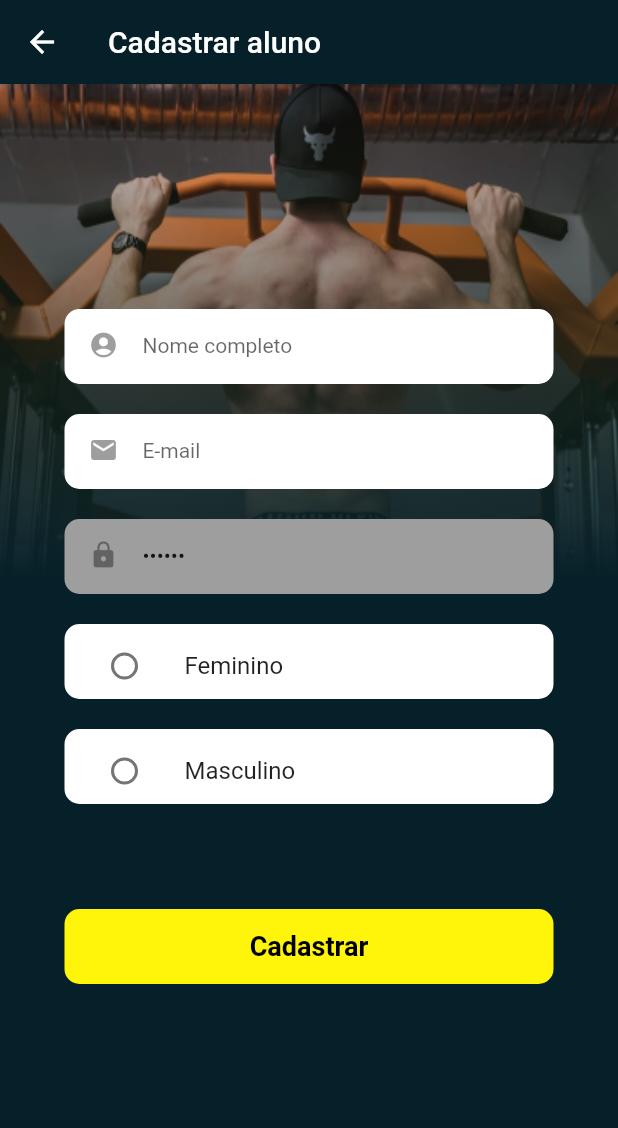
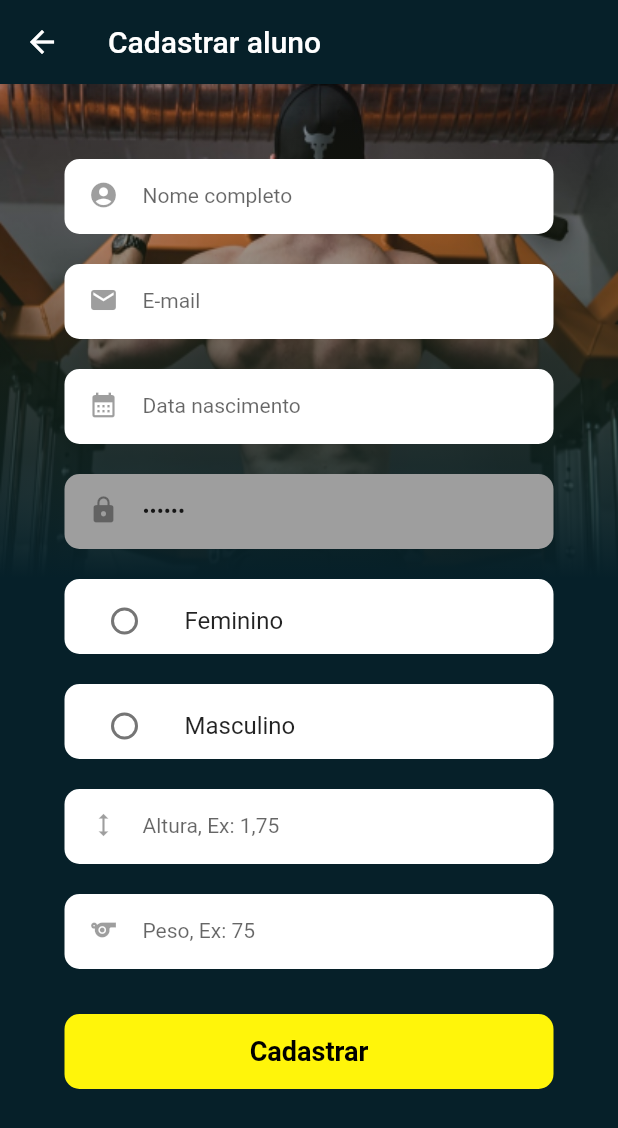
Before and after one commit to Diego-amd/apoio_forca_treino, a Flutter app: the CadastroAluno screen opened by its route, on a phone screen of 412 x 824 dp. Shown: the top 1128 px of the screen. Run offline on Flutter 3.47's test engine with Material 2 defaults, Android fonts, the light colour scheme and no system bars; our stand-ins replace cloud_firestore, firebase_auth, firebase_core, firebase_storage, shared_preferences; accounts and stored records are empty.

Commit message:
Datanasc,Altura,Peso cad aluno

```diff
--- a/lib/model/aluno.model.dart
+++ b/lib/model/aluno.model.dart
@@ -1,17 +1,22 @@
 class AlunoModel {
   String? nomeCompleto;
+  DateTime? datanasc;
   String? email = '';
   String? senha = '';
-  bool? ativo = true;
+  num? altura = 0.0;
+  num? peso = 0.0;
   String? sexo = '';
 
-  AlunoModel(this.nomeCompleto, this.email, this.senha, this.ativo, this.sexo);
+  AlunoModel(this.nomeCompleto, this.datanasc, this.email, this.senha,
+      this.altura, this.peso, this.sexo);
 
   AlunoModel.fromMap(Map<String, dynamic> map) {
     nomeCompleto = map["nomeCompleto"];
+    datanasc = map["datanasc"];
     email = map["email"];
     senha = map["senha"];
-    ativo = map["ativo"];
+    altura = map["altura"];
+    peso = map["peso"];
     sexo = map["sexo"];
   }
 }
--- a/lib/view/admin/cad.alunos.view.dart
+++ b/lib/view/admin/cad.alunos.view.dart
@@ -16,8 +16,11 @@ class _CadastroAlunoState extends State<CadastroAluno> {
   int checkedSexo = -1;
 
   TextEditingController nome = TextEditingController();
+  TextEditingController datanasc = TextEditingController();
   TextEditingController email = TextEditingController();
   TextEditingController senha = TextEditingController();
+  TextEditingController altura = TextEditingController();
+  TextEditingController peso = TextEditingController();
 
   void enviarCadastro(BuildContext context) async {
     setState(() {
@@ -25,7 +28,10 @@ class _CadastroAlunoState extends State<CadastroAluno> {
     });
     var nomeText = nome.text;
     var emailText = email.text;
+    var datanascText = datanasc.text;
     var senhaText = '123456';
+    var alturaText = altura.text;
+    var pesoText = peso.text;
 
     if (formKey.currentState!.validate()) {
       formKey.currentState!.save();
@@ -36,10 +42,13 @@ class _CadastroAlunoState extends State<CadastroAluno> {
 
       await firestore.collection('alunos').add({
         "nomeCompleto": nomeText,
+        "datanasc": datanascText,
         "email": emailText,
         "senha": senhaText,
         "ativo": true,
         "sexo": checkedSexo == 1 ? "Feminino" : "Masculino",
+        "altura": alturaText,
+        "peso": pesoText,
         "uid": result.user!.uid,
       });
 
@@ -92,7 +101,7 @@ class _CadastroAlunoState extends State<CadastroAluno> {
                           width: 326,
                           height: 50,
                           padding: EdgeInsets.only(left: 16),
-                          margin: EdgeInsets.only(top: 150),
+                          margin: EdgeInsets.only(top: 50),
                           decoration: const BoxDecoration(
                               color: Colors.white,
                               borderRadius:
@@ -145,6 +154,34 @@ class _CadastroAlunoState extends State<CadastroAluno> {
                               border: InputBorder.none,
                               hintText: "E-mail",
                               icon: Icon(Icons.email,
+                                  size: 20, color: Colors.black38),
+                              labelStyle: TextStyle(
+                                  color: Colors.black,
+                                  fontWeight: FontWeight.w400,
+                                  fontSize: 16),
+                            ),
+                            style: TextStyle(fontSize: 14),
+                          ),
+                        ),
+                      ),
+                      SizedBox(
+                        child: Container(
+                          width: 326,
+                          height: 50,
+                          margin: EdgeInsets.only(top: 20),
+                          padding: EdgeInsets.only(left: 16),
+                          decoration: const BoxDecoration(
+                              color: Colors.white,
+                              borderRadius:
+                                  BorderRadius.all(Radius.circular(10))),
+                          child: TextFormField(
+                            controller: datanasc,
+                            onSaved: (value) => {},
+                            keyboardType: TextInputType.datetime,
+                            decoration: const InputDecoration(
+                              border: InputBorder.none,
+                              hintText: "Data nascimento",
+                              icon: Icon(Icons.calendar_month,
                                   size: 20, color: Colors.black38),
                               labelStyle: TextStyle(
                                   color: Colors.black,
@@ -236,13 +273,69 @@ class _CadastroAlunoState extends State<CadastroAluno> {
                               ),
                             )),
                       ),
+                      SizedBox(
+                        child: Container(
+                          width: 326,
+                          height: 50,
+                          margin: EdgeInsets.only(top: 20),
+                          padding: EdgeInsets.only(left: 16),
+                          decoration: const BoxDecoration(
+                              color: Colors.white,
+                              borderRadius:
+                                  BorderRadius.all(Radius.circular(10))),
+                          child: TextFormField(
+                            controller: altura,
+                            onSaved: (value) => {},
+                            keyboardType: TextInputType.number,
+                            decoration: const InputDecoration(
+                              border: InputBorder.none,
+                              hintText: "Altura, Ex: 1,75",
+                              icon: Icon(Icons.height,
+                                  size: 20, color: Colors.black38),
+                              labelStyle: TextStyle(
+                                  color: Colors.black,
+                                  fontWeight: FontWeight.w400,
+                                  fontSize: 16),
+                            ),
+                            style: TextStyle(fontSize: 14),
+                          ),
+                        ),
+                      ),
+                      SizedBox(
+                        child: Container(
+                          width: 326,
+                          height: 50,
+                          margin: EdgeInsets.only(top: 20),
+                          padding: EdgeInsets.only(left: 16),
+                          decoration: const BoxDecoration(
+                              color: Colors.white,
+                              borderRadius:
+                                  BorderRadius.all(Radius.circular(10))),
+                          child: TextFormField(
+                            controller: peso,
+                            onSaved: (value) => {},
+                            keyboardType: TextInputType.number,
+                            decoration: const InputDecoration(
+                              border: InputBorder.none,
+                              hintText: "Peso, Ex: 75",
+                              icon: Icon(Icons.sports,
+                                  size: 20, color: Colors.black38),
+                              labelStyle: TextStyle(
+                                  color: Colors.black,
+                                  fontWeight: FontWeight.w400,
+                                  fontSize: 16),
+                            ),
+                            style: TextStyle(fontSize: 14),
+                          ),
+                        ),
+                      ),
                       loading
                           ? const CircularProgressIndicator(
                               color: Color.fromARGB(255, 235, 213, 16))
                           : Container(
                               width: 326,
                               height: 50,
-                              margin: EdgeInsets.only(top: 70, bottom: 0),
+                              margin: EdgeInsets.only(top: 30, bottom: 0),
                               decoration: const BoxDecoration(
                                   color: Color.fromARGB(255, 255, 245, 10),
                                   borderRadius:
```
